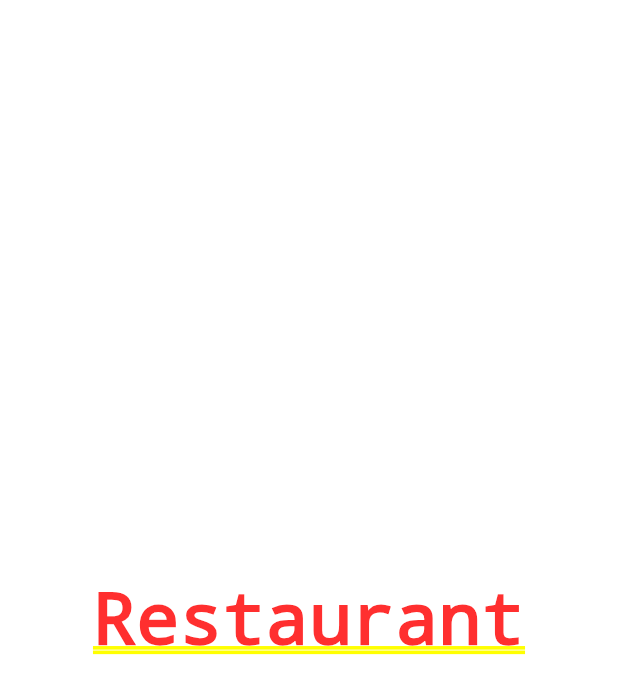
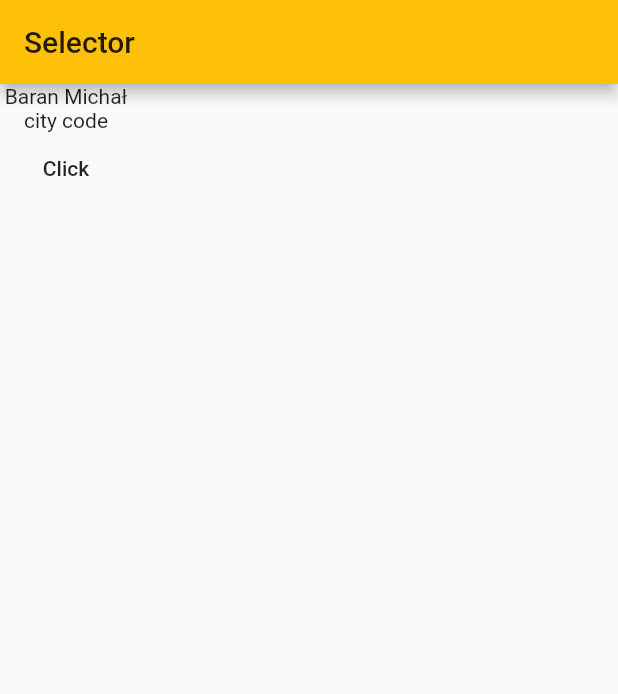
Before and after one commit to PawlikMichal25/everything_provider, a Flutter app: the screen it shows after launch, on a phone screen of 412 x 824 dp. Shown: the top 694 px of the screen. Run offline on Flutter 3.47's test engine with Material 2 defaults, Android fonts, the phone set to English and light mode, and no system bars.

Commit message:
temporary work of selector example

```diff
--- a/lib/main.dart
+++ b/lib/main.dart
@@ -1,4 +1,5 @@
 import 'package:flutter/material.dart';
+import 'package:provider/provider.dart';
 
 void main() => runApp(MyApp());
 
@@ -11,9 +12,105 @@ class MyApp extends StatelessWidget {
         primarySwatch: Colors.amber,
       ),
       debugShowCheckedModeBanner: false,
-      home: Center(
-        child: Text('Restaurant'),
+      home: HomePage(),
+    );
+  }
+}
+
+class HomePage extends StatelessWidget {
+  final notifier = PersonChangeNotifierProvider();
+
+  @override
+  Widget build(BuildContext context) {
+    return Scaffold(
+      appBar: AppBar(title: Text("Selector")),
+      body: ChangeNotifierProvider.value(
+        value: notifier,
+        child: Column(
+          children: [
+            ProxyProvider<PersonChangeNotifierProvider, Person>(
+              update: (context, value, previous) => value.person,
+              child: PersonWidget(),
+            ),
+            FlatButton(
+              onPressed: () {
+                notifier.doMe();
+              },
+              child: Text("Click"),
+            ),
+          ],
+        ),
       ),
     );
   }
 }
+
+class PersonChangeNotifierProvider extends ChangeNotifier {
+  Person person = Person(Name("Michał", "Baran"), Address("city", "code"));
+
+  void doMe() {
+    person = Person(Name("Nowe", "Drugie"), Address("Takie", "Tam"));
+    notifyListeners();
+  }
+}
+
+class PersonWidget extends StatelessWidget {
+  @override
+  Widget build(BuildContext context) {
+    return Column(
+      children: [
+        Selector<Person, Name>(
+          selector: (context, person) => person.name,
+          builder: (context, name, child) => NameWidget(name),
+        ),
+        Selector<Person, Address>(
+          selector: (context, person) => person.address,
+          builder: (context, address, child) => AddressWidget(address),
+        ),
+      ],
+    );
+  }
+}
+
+class NameWidget extends StatelessWidget {
+  final Name name;
+
+  NameWidget(this.name);
+
+  @override
+  Widget build(BuildContext context) {
+    return Text("${name.lastName} ${name.firstName}");
+  }
+}
+
+class AddressWidget extends StatelessWidget {
+  final Address address;
+
+  AddressWidget(this.address);
+
+  @override
+  Widget build(BuildContext context) {
+    return Text("${address.city} ${address.code}");
+  }
+}
+
+class Person {
+  final Name name;
+  final Address address;
+
+  Person(this.name, this.address);
+}
+
+class Name {
+  final String firstName;
+  final String lastName;
+
+  Name(this.firstName, this.lastName);
+}
+
+class Address {
+  final String city;
+  final String code;
+
+  Address(this.city, this.code);
+}
```
Also changed, not shown: 1 other file.
